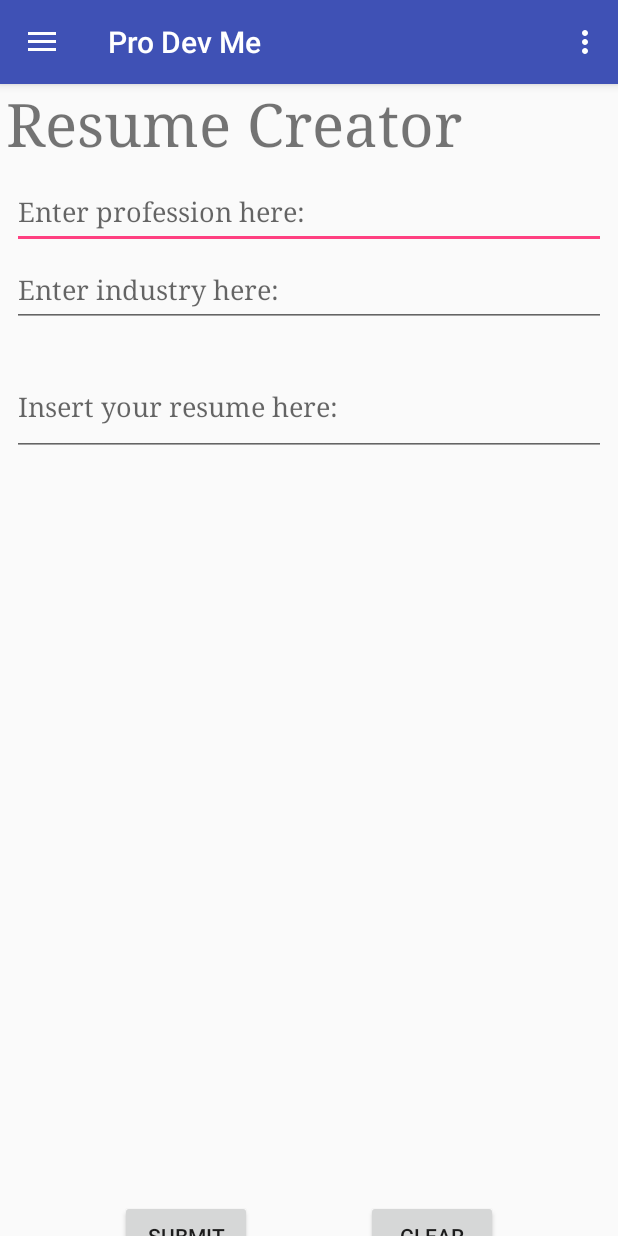
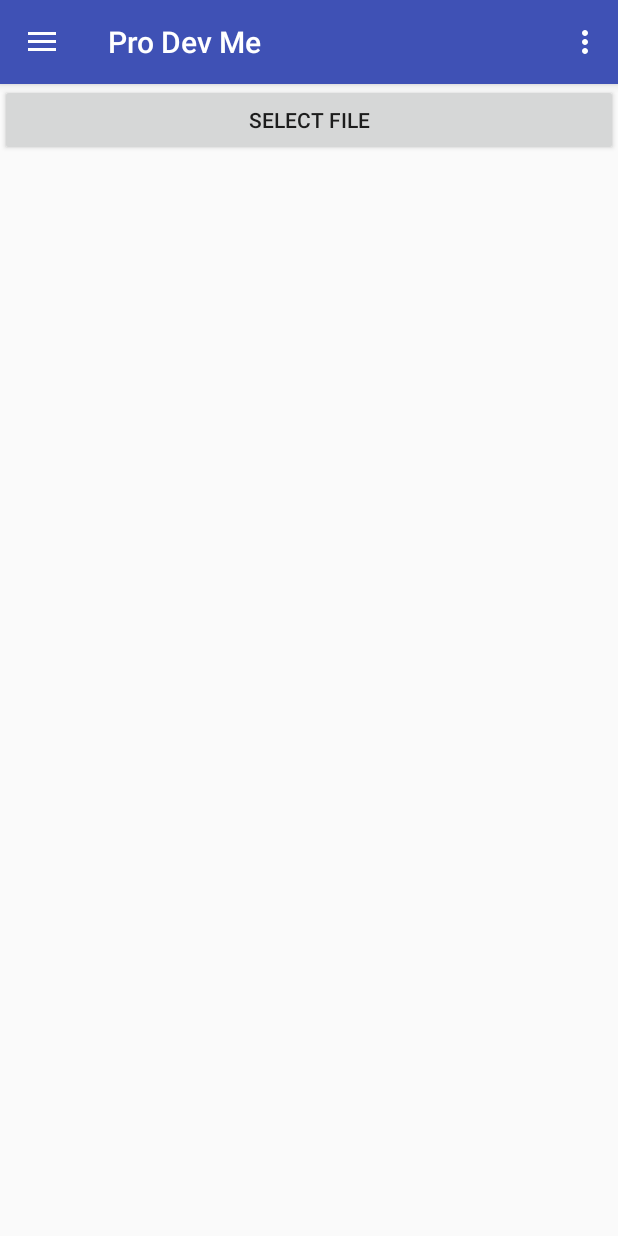
Before and after one commit to jacchevr/ProDevMe, an Android app: the screen it shows after launch (MainActivity), in the side drawer, after a tap on "Upload Resume", on a phone screen of 412 x 824 dp. Run offline under Robolectric (Android 15) with nearby library versions, the phone set to English and light mode, and no system bars; our stand-ins replace Room's generated code; libraries missing offline, so code that uses them is left out: android.arch.persistence, com.facebook.stetho, com.tom_roush.pdfbox; 1 statement that could not run was skipped.

Commit message:
Changed namesetup fragment to activity.

```diff
--- a/app/src/main/java/edu/cnm/deepdive/prodevme/MainActivity.java
+++ b/app/src/main/java/edu/cnm/deepdive/prodevme/MainActivity.java
@@ -2,6 +2,7 @@ package edu.cnm.deepdive.prodevme;
 
 import android.arch.persistence.room.Query;
 import android.arch.persistence.room.Room;
+import android.content.Intent;
 import android.os.Bundle;
 import android.support.design.widget.NavigationView;
 import android.support.v4.view.GravityCompat;
@@ -17,6 +18,9 @@ import java.util.List;
 
 public class MainActivity extends AppCompatActivity
     implements NavigationView.OnNavigationItemSelectedListener {
+
+  public static final String USER_ID_KEY = "user_id";
+  public static final String USER_NAME_KEY = "user_name";
 
   private ResumeDatabase rDatabase;
   private long userId;
@@ -47,23 +51,30 @@ public class MainActivity extends AppCompatActivity
     NavigationView navigationView = (NavigationView) findViewById(R.id.nav_view);
     navigationView.setNavigationItemSelectedListener(this);
 
-    new Thread(new Runnable() {
-      @Override
-      public void run() {
-        List<User> userList = getDatabase().userDao().getAll();
-        if (userList.isEmpty()){
-          getSupportFragmentManager().beginTransaction()
-              .replace(R.id.fragment_container, new NameSetup())
-              .commit();
-        } else {
-          setUserId(userList.get(0).getId());
-          setFirstName(userList.get(0).getFirstName());
-          getSupportFragmentManager().beginTransaction()
+    Intent intent = getIntent();
+    userId = intent.getLongExtra(USER_ID_KEY, 0);
+    firstName = intent.getStringExtra(USER_NAME_KEY);
+    getSupportFragmentManager().beginTransaction()
               .replace(R.id.fragment_container, new WelcomeScreenFragment())
               .commit();
-        }
-      }
-    }).start();
+
+//    new Thread(new Runnable() {
+//      @Override
+//      public void run() {
+//        List<User> userList = getDatabase().userDao().getAll();
+//        if (userList.isEmpty()){
+//          getSupportFragmentManager().beginTransaction()
+//              .replace(R.id.fragment_container, new NameSetup())
+//              .commit();
+//        } else {
+//          setUserId(userList.get(0).getId());
+//          setFirstName(userList.get(0).getFirstName());
+//          getSupportFragmentManager().beginTransaction()
+//              .replace(R.id.fragment_container, new WelcomeScreenFragment())
+//              .commit();
+//        }
+//      }
+//    }).start();
 
 
   }
@@ -132,7 +143,10 @@ public class MainActivity extends AppCompatActivity
 //          .commit();
 
     } else if (id == R.id.upload_resume) {
-
+      getSupportFragmentManager().beginTransaction().setCustomAnimations(R.anim.slide_in_left,
+          R.anim.slide_out_right, R.anim.slide_in_right, R.anim.slide_out_left)
+          .replace(R.id.fragment_container,
+              new ResumeUploader()).addToBackStack("String").commit();
     } else if (id == R.id.news) {
 
     } else if (id == R.id.resume_create) {
@@ -145,11 +159,7 @@ public class MainActivity extends AppCompatActivity
   }
 
   public ResumeDatabase getDatabase() {
-    if (rDatabase == null){
-      rDatabase = Room.databaseBuilder
-          (getApplicationContext(), ResumeDatabase.class, "document").build();
-    }
-    return rDatabase;
+    return ResumeDatabase.getInstance(this);
   }
 
   public long getUserId() {
--- a/app/src/main/java/edu/cnm/deepdive/prodevme/NameSetup.java
+++ b/app/src/main/java/edu/cnm/deepdive/prodevme/NameSetup.java
@@ -1,9 +1,11 @@
 package edu.cnm.deepdive.prodevme;
 
 
+import android.content.Intent;
 import android.os.AsyncTask;
 import android.os.Bundle;
 import android.support.v4.app.Fragment;
+import android.support.v7.app.AppCompatActivity;
 import android.view.LayoutInflater;
 import android.view.View;
 import android.view.View.OnClickListener;
@@ -11,16 +13,15 @@ import android.view.ViewGroup;
 import android.widget.Button;
 import android.widget.EditText;
 import android.widget.Toast;
-import edu.cnm.deepdive.prodevme.models.Document;
 import edu.cnm.deepdive.prodevme.models.User;
+import java.util.List;
 
 
 /**
  * A simple {@link Fragment} subclass.
  */
-public class NameSetup extends Fragment implements OnClickListener {
+public class NameSetup extends AppCompatActivity implements OnClickListener {
 
-  private View setup;
   private Button submit;
   private Button clear;
   private Toast submitted;
@@ -34,46 +35,84 @@ public class NameSetup extends Fragment implements OnClickListener {
 
 
   @Override
-  public View onCreateView(LayoutInflater inflater, ViewGroup container,
-      Bundle savedInstanceState) {
+  public void onCreate(Bundle savedInstanceState) {
+    super.onCreate(savedInstanceState);
     // Inflate the layout for this fragment
-    setup = inflater.inflate(R.layout.fragment_name_setup, container, false);
-    submit = (setup.findViewById(R.id.submit_name_button));
-    clear = (setup.findViewById(R.id.clear_name_button));
+    setContentView(R.layout.activity_name_setup);
+    submit = findViewById(R.id.submit_name_button);
+    clear = findViewById(R.id.clear_name_button);
     submit.setOnClickListener(this);
     clear.setOnClickListener(this);
-    submitted = Toast.makeText(getActivity(), "Your information has been "
+    submitted = Toast.makeText(this, "Your information has been "
         + "stored!", Toast.LENGTH_SHORT);
-    cleared = Toast.makeText(getActivity(), "Cleared!", Toast.LENGTH_SHORT);
-    return setup;
+    cleared = Toast.makeText(this, "Cleared!", Toast.LENGTH_SHORT);
+    new QueryUsers().execute();
   }
 
   @Override
   public void onClick(View v) {
-    if (v.getId() == submit.getId()) {
-      new Thread(new Runnable() {
-        @Override
-        public void run() {
-          String firstName = ((EditText) setup.findViewById(R.id.first_name)).getText().toString();
-          String lastName = ((EditText) setup.findViewById(R.id.last_name)).getText().toString();
-          ((MainActivity) getActivity()).setFirstName(firstName);
-          User user = new User();
-          user.setFirstName(firstName);
-          user.setLastName(lastName);
-          ((MainActivity) getActivity()).setUserId(((MainActivity) getActivity()).getDatabase().
-              userDao().insert(user));
-        }
-      }).start();
-      submitted.show();
-      getFragmentManager().beginTransaction().setCustomAnimations(android.R.anim.slide_in_left,
-          android.R.anim.slide_out_right).replace(R.id.fragment_container,
-          new WelcomeScreenFragment()).commit();
+    if (v == submit) {
+      String firstName = ((EditText) findViewById(R.id.first_name)).getText().toString();
+      String lastName = ((EditText) findViewById(R.id.last_name)).getText().toString();
+//          ((MainActivity) getActivity()).setFirstName(firstName);
+      User user = new User();
+      user.setFirstName(firstName);
+      user.setLastName(lastName);
+      new CreateUser().execute(user);
+//      getFragmentManager().beginTransaction().setCustomAnimations(android.R.anim.slide_in_left,
+//          android.R.anim.slide_out_right).replace(R.id.fragment_container,
+//          new WelcomeScreenFragment()).commit();
 
-    } else if (v.getId() == clear.getId()) {
-      ((EditText) setup.findViewById(R.id.first_name)).setText("");
-      ((EditText) setup.findViewById(R.id.last_name)).setText("");
+    } else if (v == clear) {
+      ((EditText) findViewById(R.id.first_name)).setText("");
+      ((EditText) findViewById(R.id.last_name)).setText("");
       cleared.show();
     }
   }
 
+  private void transferToMain(long userId, String userName) {
+    Intent intent = new Intent(this, MainActivity.class);
+    intent.putExtra(MainActivity.USER_ID_KEY, userId);
+    intent.putExtra(MainActivity.USER_NAME_KEY, userName);
+    startActivity(intent);
+    finish();
+    overridePendingTransition(android.R.anim.slide_in_left,
+          android.R.anim.slide_out_right);
+  }
+
+  private class CreateUser extends AsyncTask<User, Void, Long> {
+
+    private User user;
+
+    @Override
+    protected Long doInBackground(User... users) {
+      user = users[0];
+      return ResumeDatabase.getInstance(NameSetup.this).userDao().insert(user);
+    }
+
+    @Override
+    protected void onPostExecute(Long userId) {
+      submitted.show();
+      transferToMain(userId, user.getFirstName());
+
+    }
+  }
+
+  private class QueryUsers extends AsyncTask<Void, Void, List<User>> {
+
+    @Override
+    protected List<User> doInBackground(Void... voids) {
+      return ResumeDatabase.getInstance(NameSetup.this).userDao().getAll();
+    }
+
+    @Override
+    protected void onPostExecute(List<User> users) {
+      if (!users.isEmpty()) {
+        User user = users.get(0);
+        transferToMain(user.getId(), user.getFirstName());
+      }
+    }
+
+
+  }
 }
--- a/app/src/main/java/edu/cnm/deepdive/prodevme/ResumeDatabase.java
+++ b/app/src/main/java/edu/cnm/deepdive/prodevme/ResumeDatabase.java
@@ -1,8 +1,12 @@
 package edu.cnm.deepdive.prodevme;
 
 
+import android.arch.persistence.db.SupportSQLiteDatabase;
 import android.arch.persistence.room.Database;
+import android.arch.persistence.room.Room;
 import android.arch.persistence.room.RoomDatabase;
+import android.content.Context;
+import android.support.annotation.NonNull;
 import edu.cnm.deepdive.prodevme.dao.DocumentDao;
 import edu.cnm.deepdive.prodevme.dao.UserDao;
 import edu.cnm.deepdive.prodevme.models.Document;
@@ -11,7 +15,39 @@ import edu.cnm.deepdive.prodevme.models.User;
 @Database(entities = {Document.class, User.class}, version = 1, exportSchema = true)
 public abstract class ResumeDatabase extends RoomDatabase {
 
+  public static final String DATABASE_NAME = "document";
+  private static ResumeDatabase instance = null;
+
   public abstract DocumentDao documentDao();
 
   public abstract UserDao userDao();
+
+  public static ResumeDatabase getInstance(Context context) {
+    if (instance == null) {
+      instance = Room.databaseBuilder(context.getApplicationContext(), ResumeDatabase.class,
+          DATABASE_NAME).addCallback(new Callback(context)).build();
+    }
+    return instance;
+  }
+
+  private static class Callback extends RoomDatabase.Callback {
+
+    private Context context;
+
+    private Callback(Context context){
+      this.context = context;
+    }
+
+    @Override
+    public void onCreate(@NonNull SupportSQLiteDatabase db) {
+      super.onCreate(db);
+      // TODO Database Initialization
+    }
+
+    @Override
+    public void onOpen(@NonNull SupportSQLiteDatabase db) {
+      super.onOpen(db);
+    }
+  }
+
 }
--- a/app/src/main/java/edu/cnm/deepdive/prodevme/WelcomeScreenFragment.java
+++ b/app/src/main/java/edu/cnm/deepdive/prodevme/WelcomeScreenFragment.java
@@ -58,8 +58,7 @@ public class WelcomeScreenFragment extends Fragment implements OnClickListener {
     // If non alternating welcome message is wanted. This will display "Welcome, (firstName)".
 //    welcomeText.setText(String.format("Welcome, %s!", ((MainActivity)
 //        getActivity()).getFirstName()));
-//    resume.setOnClickListener(this);
-//    new ResumePreviewGetter().execute();
+    new ResumePreviewGetter().execute();
     return welcome;
   }
 
@@ -91,6 +90,7 @@ public class WelcomeScreenFragment extends Fragment implements OnClickListener {
       document = preview;
       if (preview != null) {
         resume.setText(String.format("%s...", preview));
+        resume.setOnClickListener(WelcomeScreenFragment.this);
       }
     }
   }
--- a/app/src/main/java/edu/cnm/deepdive/prodevme/dao/DocumentDao.java
+++ b/app/src/main/java/edu/cnm/deepdive/prodevme/dao/DocumentDao.java
@@ -24,10 +24,10 @@ public interface DocumentDao {
   @Query("SELECT * FROM document WHERE id = :id LIMIT 1")
   Document findById(long id);
 
-  @Query("SELECT id, user_id, substr(resume, 0, 200) AS resume FROM document ORDER BY id DESC LIMIT 1")
+  @Query("SELECT id, user_id, substr(resume, 0, 100) AS resume FROM document ORDER BY id DESC LIMIT 1")
   Document getLastResume();
 
-  @Query("SELECT id, user_id, substr(resume, 0, 200) AS resume FROM document ORDER BY id DESC")
+  @Query("SELECT id, user_id, substr(resume, 0, 100) AS resume FROM document ORDER BY id DESC")
   List<Document> getAllResumes();
 
   @Insert
--- /dev/null
+++ b/app/src/main/res/layout/fragment_resume_uploader.xml
@@ -0,0 +1,27 @@
+<android.support.constraint.ConstraintLayout xmlns:android="http://schemas.android.com/apk/res/android"
+  xmlns:tools="http://schemas.android.com/tools"
+  android:layout_width="match_parent"
+  android:layout_height="match_parent"
+  xmlns:app="http://schemas.android.com/apk/res-auto"
+  tools:context="edu.cnm.deepdive.prodevme.ResumeUploader"
+  android:paddingTop="?attr/actionBarSize">
+
+  <!-- TODO: Update blank fragment layout -->
+  <Button
+    android:id="@+id/open_dialog"
+    android:layout_width="match_parent"
+    android:layout_height="wrap_content"
+    android:text="Select File"/>
+
+  <ProgressBar
+    android:id="@+id/loading"
+    android:layout_width="wrap_content"
+    android:layout_height="wrap_content"
+    android:indeterminate="true"
+    android:visibility="invisible"
+    app:layout_constraintBottom_toBottomOf="parent"
+    app:layout_constraintLeft_toLeftOf="parent"
+    app:layout_constraintRight_toRightOf="parent"
+    app:layout_constraintTop_toTopOf="parent"/>
+
+</android.support.constraint.ConstraintLayout>
```
Also changed, not shown: app/build.gradle (+8 -3 lines), app/src/main/AndroidManifest.xml (+12 -5 lines), app/src/main/java/edu/cnm/deepdive/prodevme/PdfStripper.java (added, +41 -0 lines), app/src/main/java/edu/cnm/deepdive/prodevme/ResumeFragment.java (+10 -1 lines), app/src/main/java/edu/cnm/deepdive/prodevme/ResumeUploader.java (added, +119 -0 lines), app/src/main/res/layout/file_explorer_layout.xml (added, +40 -0 lines), app/src/main/res/layout/fragment_welcome_screen.xml (+16 -6 lines), app/src/main/res/layout/activity_name_setup.xml (renamed from app/src/main/res/layout/fragment_name_setup.xml).
